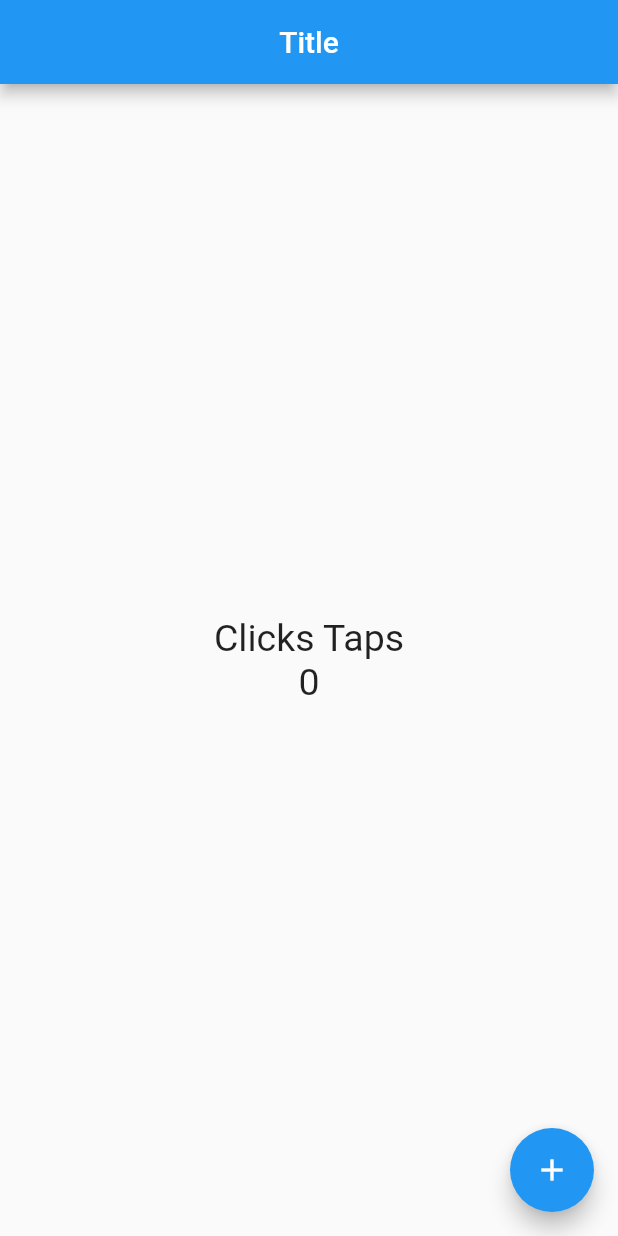
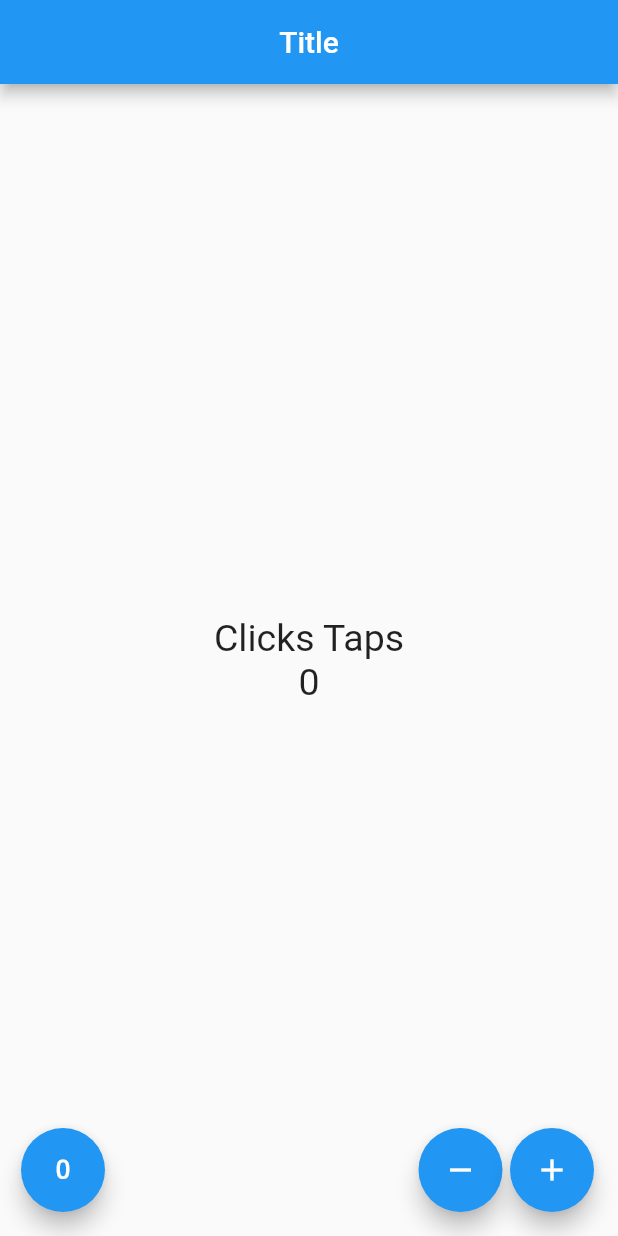
Before and after one commit to alanmaranto/counterapp, a Flutter app: the screen it shows after launch, on a phone screen of 412 x 824 dp. Run offline on Flutter 3.47's test engine with Material 2 defaults, Android fonts, the phone set to English and light mode, and no system bars.

Commit message:
Creando mas acciones en el contador

```diff
--- a/lib/src/pages/counter_page.dart
+++ b/lib/src/pages/counter_page.dart
@@ -32,14 +32,20 @@ class _CounterPageState extends State<CounterPage> {
           ),
         ),
         // floatingActionButtonLocation: FloatingActionButtonLocation.centerDocked,
-      floatingActionButton: FloatingActionButton(
-        onPressed: () {
-          setState(() {
-            _counter++;
-          });
-        },
-        child: Icon(Icons.add),
-      ),
+        floatingActionButton: _createButtons());
+  }
+
+  Widget _createButtons() {
+    return Row(
+      mainAxisAlignment: MainAxisAlignment.end,
+      children: <Widget>[
+        SizedBox(width: 30.0),
+        FloatingActionButton(onPressed: null, child: Icon(Icons.exposure_zero)),
+        Expanded(child: SizedBox()),
+        FloatingActionButton(onPressed: null, child: Icon(Icons.remove)),
+        SizedBox(width: 5.0),
+        FloatingActionButton(onPressed: null, child: Icon(Icons.add)),
+      ],
     );
   }
 }
```
Lines whose indentation alone changed are shown as unchanged.
